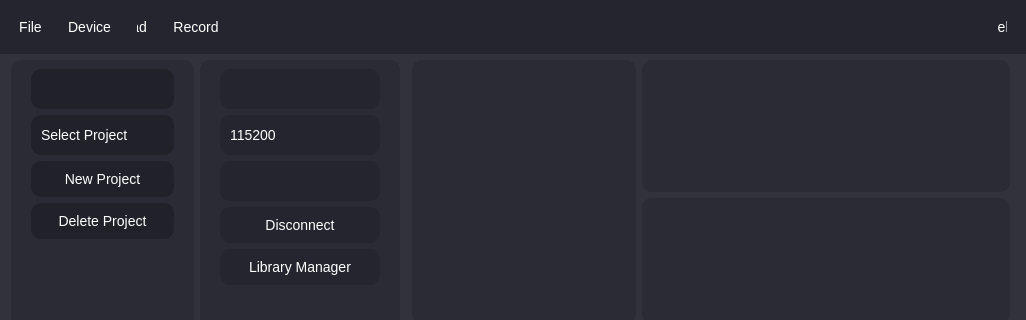
Before: the Qt Designer form Ui/GraphingUi.ui in OrionAerospaceYT/SideKick, drawn with Qt 5; both pictures show x 0 to 1026 and y 0 to 320 of the 1026 by 638 pixel window.
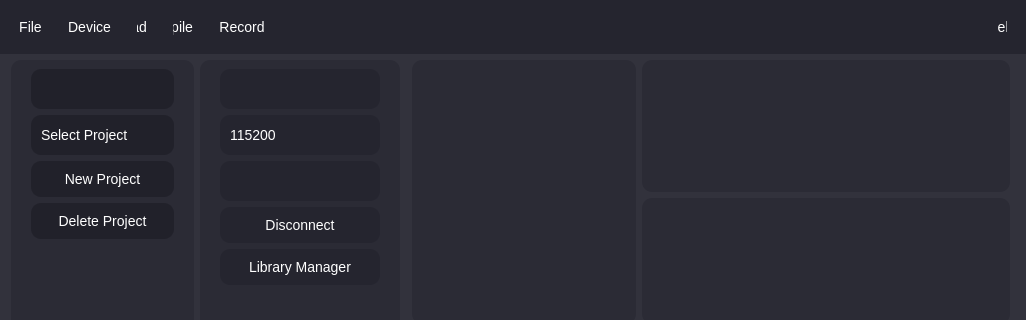
After: the same form once the commit is applied. Icons and pictures are not drawn.

Commit message:
Compile Debugger
Colours added to the debugging output on compile

```diff
--- a/Ui/GraphingUi.ui
+++ b/Ui/GraphingUi.ui
@@ -249,41 +249,24 @@
   border-radius: 10px;
 }
 QPushButton#upload {
-  image: url(Ui/U_Arrow.png);
-  image-position: left;
-  text-align: right;
-  padding-left: 10px;
-  width: 10px;
-}
-QPushButton#send {
-  image: url(Ui/U_Arrow.png);
-  image-position: left;
-  padding-left: 10px;
-  width: 10px;
+ 	 image: url(Ui/U_Arrow.png);
+ 	 image-position: left;	  
+	text-align: right;
+ 	 padding-left: 10px;
+	  width: 10px;
 }
 QPushButton#help {
-  image: url(Ui/Help.png);
-  image-position: left;
-  padding-left: 10px;
-  width: 10px;
+  	image: url(Ui/Help.png);
+ 	 image-position: left;
+  	padding-left: 10px;	
+ 	 width: 10px;
 }
-QPushButton#new_project {
-  image: url(Ui/Folder.png);
-  image-position: left;
-  padding-left: 10px;
-  width: 10px;
-}
-QPushButton#disconnect {
-  image: url(Ui/Plug.png);
-  image-position: left;
-  padding-left: 10px;
-  width: 10px;
-}
-QPushButton#render {
-  image: url(Ui/SideKick_White.png);
-  image-position: left;
-  padding-left: 10px;
-  width: 20px;
+QPushButton#compile {
+	image: url(Ui/tick.png);
+	image-position: left;
+	padding-left: 10px;
+	text-align: right;
+	width: 20px;
 }
 QPushButton:pressed {
   background-color: #000;
@@ -395,6 +378,13 @@
            </property>
           </widget>
          </item>
+         <item>
+          <widget class="QPushButton" name="compile">
+           <property name="text">
+            <string>Compile</string>
+           </property>
+          </widget>
+         </item>
          <item>
           <widget class="QPushButton" name="record">
            <property name="text">
```
Left out of the diff: 3 changed lines with no effect on the pictures. The commit also changes 6 other files.
